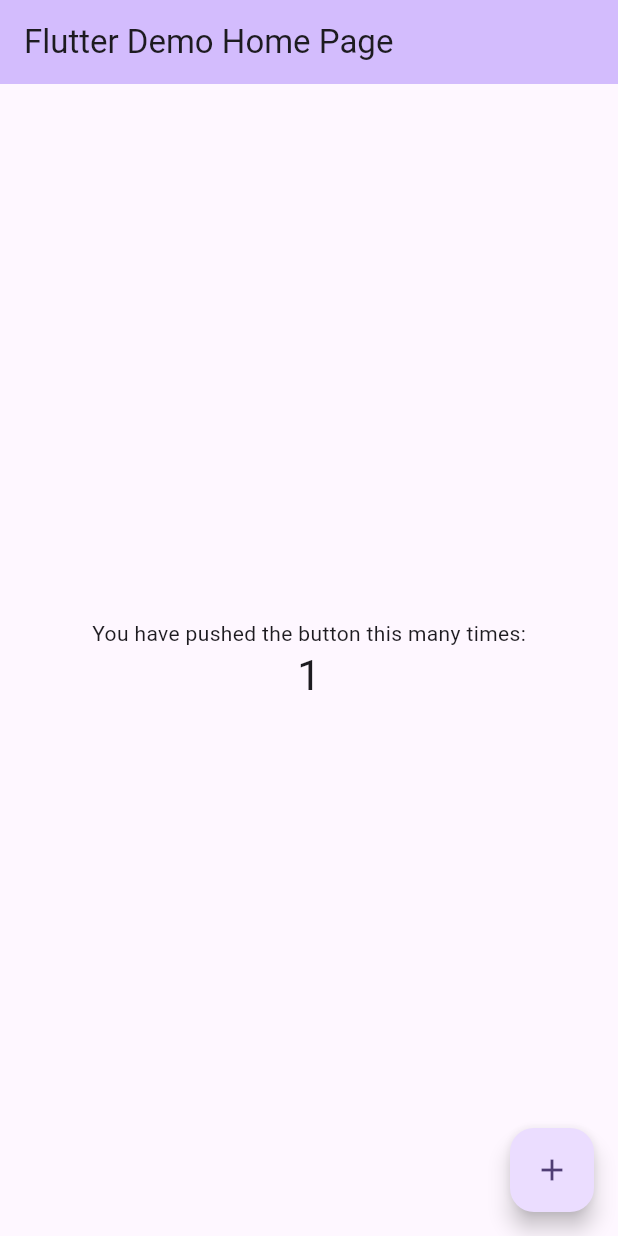
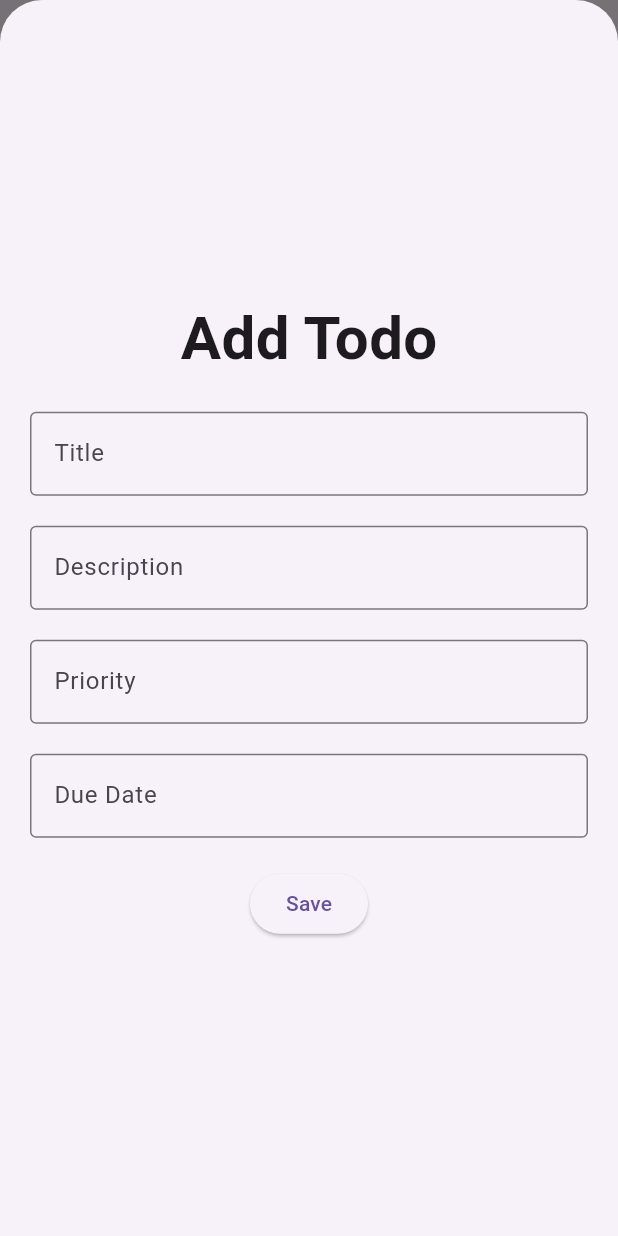
Before and after one commit to CosminIlies/todo-app, a Flutter app: the screen it shows after launch, after a tap on the "add" icon, on a phone screen of 412 x 824 dp. Run offline on Flutter 3.47's test engine with Material 3 defaults, Android fonts, the phone set to English and light mode, and no system bars.

Commit message:
basic front-end in place

```diff
--- /dev/null
+++ b/lib/components/todo_card.dart
@@ -0,0 +1,71 @@
+import 'package:flutter/material.dart';
+import 'package:todo_app/model/todo_model.dart';
+import 'package:todo_app/uitls/helper_widgets.dart';
+
+class TodoCard extends StatefulWidget {
+  TodoModel todo;
+
+  TodoCard({super.key, required this.todo});
+
+  @override
+  State<TodoCard> createState() => _TodoCardState();
+}
+
+class _TodoCardState extends State<TodoCard> {
+  @override
+  Widget build(BuildContext context) {
+    return InkWell(
+        onTap: () {
+          setState(() {
+            widget.todo.isDone = !widget.todo.isDone;
+          });
+        },
+        child: Card(
+          // color: widget.todo.isDone ? Colors.green : Colors.grey,
+          margin: const EdgeInsets.symmetric(vertical: 10, horizontal: 20),
+          child: Container(
+            padding: const EdgeInsets.all(20),
+            decoration: BoxDecoration(
+              borderRadius: BorderRadius.circular(10),
+              gradient: LinearGradient(
+                colors: [
+                  widget.todo.isDone ? Colors.green : Colors.grey,
+                  widget.todo.isDone
+                      ? Color.fromARGB(255, 36, 92, 38)
+                      : Color.fromARGB(255, 97, 97, 97),
+                ],
+                begin: Alignment.topLeft,
+                end: Alignment.bottomRight,
+              ),
+            ),
+            child: Column(
+              children: [
+                Row(
+                  mainAxisAlignment: MainAxisAlignment.spaceBetween,
+                  children: [
+                    Column(
+                      children: [
+                        Text(widget.todo.title),
+                        Text(widget.todo.priority == 1 ? 'High' : 'Low'),
+                      ],
+                    ),
+                    Container(
+                      decoration: BoxDecoration(
+                        color: Colors.blue,
+                        borderRadius: BorderRadius.circular(50),
+                      ),
+                      child: const Padding(
+                        padding: EdgeInsets.all(8.0),
+                        child: Text('2d'),
+                      ),
+                    )
+                  ],
+                ),
+                addVerticalSpace(20),
+                Text(widget.todo.description),
+              ],
+            ),
+          ),
+        ));
+  }
+}
--- a/lib/main.dart
+++ b/lib/main.dart
@@ -1,125 +1,59 @@
 import 'package:flutter/material.dart';
+import 'package:todo_app/pages/auth/auth.dart';
+import 'package:todo_app/pages/auth/login.dart';
+import 'package:todo_app/pages/auth/register.dart';
+import 'package:todo_app/pages/main_page.dart';
+import 'package:todo_app/theme/theme_constants.dart';
+import 'package:todo_app/theme/theme_manager.dart';
 
 void main() {
   runApp(const MyApp());
 }
 
+ThemeManager themeManager = ThemeManager();
+
 class MyApp extends StatelessWidget {
   const MyApp({super.key});
 
-  // This widget is the root of your application.
   @override
   Widget build(BuildContext context) {
     return MaterialApp(
-      title: 'Flutter Demo',
-      theme: ThemeData(
-        // This is the theme of your application.
-        //
-        // TRY THIS: Try running your application with "flutter run". You'll see
-        // the application has a purple toolbar. Then, without quitting the app,
-        // try changing the seedColor in the colorScheme below to Colors.green
-        // and then invoke "hot reload" (save your changes or press the "hot
-        // reload" button in a Flutter-supported IDE, or press "r" if you used
-        // the command line to start the app).
-        //
-        // Notice that the counter didn't reset back to zero; the application
-        // state is not lost during the reload. To reset the state, use hot
-        // restart instead.
-        //
-        // This works for code too, not just values: Most code changes can be
-        // tested with just a hot reload.
-        colorScheme: ColorScheme.fromSeed(seedColor: Colors.deepPurple),
-        useMaterial3: true,
-      ),
-      home: const MyHomePage(title: 'Flutter Demo Home Page'),
+      title: 'Todo App',
+      theme: lightTheme,
+      darkTheme: darkTheme,
+      themeMode: themeManager.themeMode,
+      home: const Main(),
     );
   }
 }
 
-class MyHomePage extends StatefulWidget {
-  const MyHomePage({super.key, required this.title});
-
-  // This widget is the home page of your application. It is stateful, meaning
-  // that it has a State object (defined below) that contains fields that affect
-  // how it looks.
-
-  // This class is the configuration for the state. It holds the values (in this
-  // case the title) provided by the parent (in this case the App widget) and
-  // used by the build method of the State. Fields in a Widget subclass are
-  // always marked "final".
-
-  final String title;
+class Main extends StatefulWidget {
+  const Main({super.key});
 
   @override
-  State<MyHomePage> createState() => _MyHomePageState();
+  State<Main> createState() => _MainState();
 }
 
-class _MyHomePageState extends State<MyHomePage> {
-  int _counter = 0;
+class _MainState extends State<Main> {
+  @override
+  void dispose() {
+    themeManager.removeListener(themeListener);
+    super.dispose();
+  }
 
-  void _incrementCounter() {
-    setState(() {
-      // This call to setState tells the Flutter framework that something has
-      // changed in this State, which causes it to rerun the build method below
-      // so that the display can reflect the updated values. If we changed
-      // _counter without calling setState(), then the build method would not be
-      // called again, and so nothing would appear to happen.
-      _counter++;
-    });
+  @override
+  void initState() {
+    themeManager.addListener(themeListener);
+    super.initState();
+  }
+
+  themeListener() {
+    print(themeManager.themeMode);
+    setState(() {});
   }
 
   @override
   Widget build(BuildContext context) {
-    // This method is rerun every time setState is called, for instance as done
-    // by the _incrementCounter method above.
-    //
-    // The Flutter framework has been optimized to make rerunning build methods
-    // fast, so that you can just rebuild anything that needs updating rather
-    // than having to individually change instances of widgets.
-    return Scaffold(
-      appBar: AppBar(
-        // TRY THIS: Try changing the color here to a specific color (to
-        // Colors.amber, perhaps?) and trigger a hot reload to see the AppBar
-        // change color while the other colors stay the same.
-        backgroundColor: Theme.of(context).colorScheme.inversePrimary,
-        // Here we take the value from the MyHomePage object that was created by
-        // the App.build method, and use it to set our appbar title.
-        title: Text(widget.title),
-      ),
-      body: Center(
-        // Center is a layout widget. It takes a single child and positions it
-        // in the middle of the parent.
-        child: Column(
-          // Column is also a layout widget. It takes a list of children and
-          // arranges them vertically. By default, it sizes itself to fit its
-          // children horizontally, and tries to be as tall as its parent.
-          //
-          // Column has various properties to control how it sizes itself and
-          // how it positions its children. Here we use mainAxisAlignment to
-          // center the children vertically; the main axis here is the vertical
-          // axis because Columns are vertical (the cross axis would be
-          // horizontal).
-          //
-          // TRY THIS: Invoke "debug painting" (choose the "Toggle Debug Paint"
-          // action in the IDE, or press "p" in the console), to see the
-          // wireframe for each widget.
-          mainAxisAlignment: MainAxisAlignment.center,
-          children: <Widget>[
-            const Text(
-              'You have pushed the button this many times:',
-            ),
-            Text(
-              '$_counter',
-              style: Theme.of(context).textTheme.headlineMedium,
-            ),
-          ],
-        ),
-      ),
-      floatingActionButton: FloatingActionButton(
-        onPressed: _incrementCounter,
-        tooltip: 'Increment',
-        child: const Icon(Icons.add),
-      ), // This trailing comma makes auto-formatting nicer for build methods.
-    );
+    return MainPage();
   }
 }
--- /dev/null
+++ b/lib/modals/todo_modal.dart
@@ -0,0 +1,86 @@
+import 'package:flutter/material.dart';
+import 'package:todo_app/model/todo_model.dart';
+import 'package:todo_app/uitls/helper_widgets.dart';
+
+class TodoModal extends StatefulWidget {
+  TodoModel? todo;
+
+  TodoModal({super.key, this.todo});
+
+  @override
+  State<TodoModal> createState() => _TodoModalState();
+}
+
+class _TodoModalState extends State<TodoModal> {
+  @override
+  Widget build(BuildContext context) {
+    return Container(
+      padding: const EdgeInsets.all(20),
+      child: Column(
+        mainAxisAlignment: MainAxisAlignment.center,
+        children: [
+          Text(widget.todo == null ? 'Add Todo' : 'Edit Todo',
+              style:
+                  const TextStyle(fontSize: 40, fontWeight: FontWeight.bold)),
+          addVerticalSpace(20),
+          TextField(
+            decoration: const InputDecoration(
+              border: OutlineInputBorder(),
+              labelText: 'Title',
+              hintText: 'Enter title',
+            ),
+            controller: TextEditingController(text: widget.todo?.title),
+            onChanged: (value) {
+              widget.todo?.title = value;
+            },
+          ),
+          addVerticalSpace(20),
+          TextField(
+            decoration: const InputDecoration(
+              border: OutlineInputBorder(),
+              labelText: 'Description',
+              hintText: 'Enter description',
+            ),
+            controller: TextEditingController(text: widget.todo?.description),
+            onChanged: (value) {
+              widget.todo?.description = value;
+            },
+          ),
+          addVerticalSpace(20),
+          TextField(
+            decoration: const InputDecoration(
+              border: OutlineInputBorder(),
+              labelText: 'Priority',
+              hintText: 'Enter priority',
+            ),
+            controller:
+                TextEditingController(text: widget.todo?.priority.toString()),
+            onChanged: (value) {
+              widget.todo?.priority = int.parse(value);
+            },
+          ),
+          addVerticalSpace(20),
+          TextField(
+            decoration: const InputDecoration(
+              border: OutlineInputBorder(),
+              labelText: 'Due Date',
+              hintText: 'Enter due date',
+            ),
+            controller:
+                TextEditingController(text: widget.todo?.dueDate.toString()),
+            onChanged: (value) {
+              widget.todo?.dueDate = DateTime.parse(value);
+            },
+          ),
+          addVerticalSpace(20),
+          ElevatedButton(
+            onPressed: () {
+              Navigator.pop(context, widget.todo);
+            },
+            child: const Text('Save'),
+          ),
+        ],
+      ),
+    );
+  }
+}
--- /dev/null
+++ b/lib/model/todo_model.dart
@@ -0,0 +1,38 @@
+class TodoModel {
+  int id;
+  String title;
+  String description;
+  int priority;
+  DateTime dueDate;
+  bool isDone;
+
+  TodoModel(
+      {required this.id,
+      required this.title,
+      required this.description,
+      required this.priority,
+      required this.dueDate,
+      required this.isDone});
+
+  factory TodoModel.fromJson(Map<String, dynamic> json) {
+    return TodoModel(
+      id: json['id'],
+      title: json['title'],
+      description: json['description'],
+      priority: json['priority'],
+      dueDate: DateTime.parse(json['dueDate']),
+      isDone: json['isDone'],
+    );
+  }
+
+  Map<String, dynamic> toJson() {
+    return {
+      'id': id,
+      'title': title,
+      'description': description,
+      'priority': priority,
+      'dueDate': dueDate.toIso8601String(),
+      'isDone': isDone,
+    };
+  }
+}
--- /dev/null
+++ b/lib/pages/main_page.dart
@@ -0,0 +1,56 @@
+import 'package:flutter/material.dart';
+import 'package:todo_app/components/todo_card.dart';
+import 'package:todo_app/modals/todo_modal.dart';
+import 'package:todo_app/model/todo_model.dart';
+
+class MainPage extends StatelessWidget {
+  MainPage({super.key});
+
+  TodoModel todo = TodoModel(
+      id: 1,
+      title: 'Title',
+      description: 'Description',
+      priority: 1,
+      dueDate: DateTime.now(),
+      isDone: false);
+
+  @override
+  Widget build(BuildContext context) {
+    return Scaffold(
+        appBar: AppBar(
+          backgroundColor: Colors.transparent,
+          title: const Text('Todo App'),
+          actions: [
+            IconButton(
+              icon: const Icon(Icons.settings),
+              onPressed: () {},
+            ),
+          ],
+        ),
+        floatingActionButton: FloatingActionButton(
+          onPressed: () {
+            showModalBottomSheet<dynamic>(
+                isScrollControlled: true,
+                context: context,
+                enableDrag: true,
+                builder: (BuildContext context) {
+                  return TodoModal();
+                });
+          },
+          child: const Icon(Icons.add),
+        ),
+        body: ListView(children: [
+          TodoCard(todo: todo),
+          TodoCard(todo: todo),
+          TodoCard(todo: todo),
+          TodoCard(todo: todo),
+          TodoCard(todo: todo),
+          TodoCard(todo: todo),
+          TodoCard(todo: todo),
+          TodoCard(todo: todo),
+          TodoCard(todo: todo),
+          TodoCard(todo: todo),
+          TodoCard(todo: todo),
+        ]));
+  }
+}
--- /dev/null
+++ b/lib/theme/theme_constants.dart
@@ -0,0 +1,9 @@
+import 'package:flutter/material.dart';
+
+ThemeData lightTheme = ThemeData(
+  brightness: Brightness.light,
+);
+
+ThemeData darkTheme = ThemeData(
+  brightness: Brightness.dark,
+);
--- /dev/null
+++ b/lib/uitls/helper_widgets.dart
@@ -0,0 +1,9 @@
+import 'package:flutter/material.dart';
+
+Widget addVerticalSpace(double height) {
+  return SizedBox(height: height);
+}
+
+Widget addHorizontalSpace(double width) {
+  return SizedBox(width: width);
+}
```
Also changed, not shown: lib/pages/auth/auth.dart (added, +31 -0 lines), lib/pages/auth/login.dart (added, +67 -0 lines), lib/pages/auth/register.dart (added, +75 -0 lines), lib/theme/theme_manager.dart (added, +12 -0 lines), lib/services/auth.dart (added), lib/services/database.dart (added).
